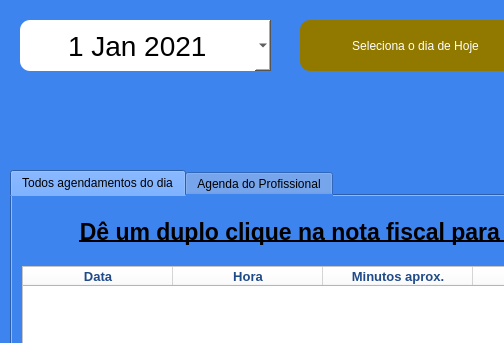
This is agenda.ui in JVwolfart/PROJETO-SALAO-JOVEM-PROGRAMADOR as Qt 5 draws it before an edit; both pictures show x 0 to 504 and y 0 to 343 of the 1314 by 892 pixel window. The edited form follows.
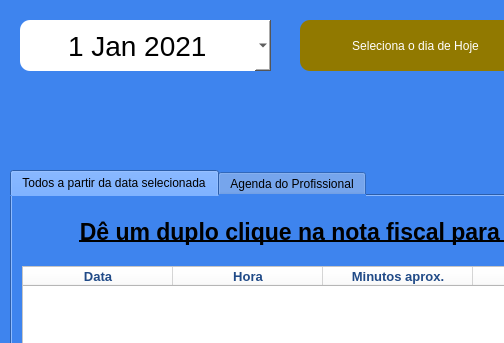
This is the edited form. The open tabs and pages were chosen to show the change.

Patch:
```diff
--- a/agenda.ui
+++ b/agenda.ui
@@ -72,7 +72,7 @@
     </property>
     <widget class="QWidget" name="tabVendas">
      <attribute name="title">
-      <string>Todos agendamentos do dia</string>
+      <string>Todos a partir da data selecionada</string>
      </attribute>
      <widget class="QLabel" name="label_3">
       <property name="geometry">
```
Left out of the diff: 2 changed lines with no effect on the pictures.
